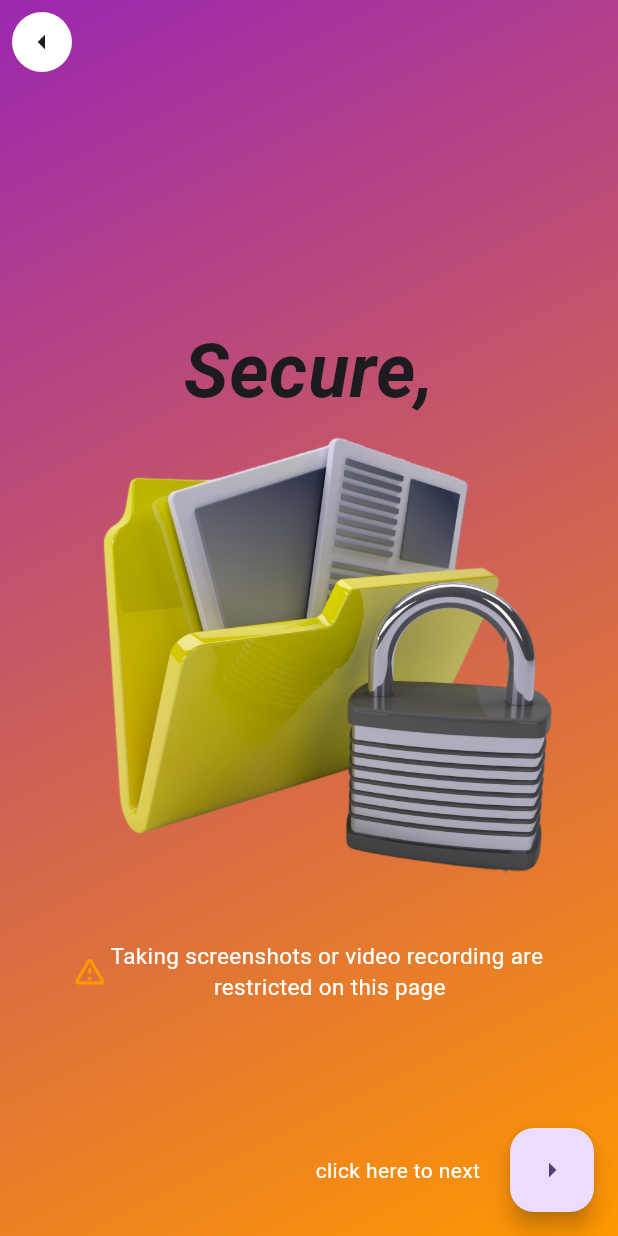
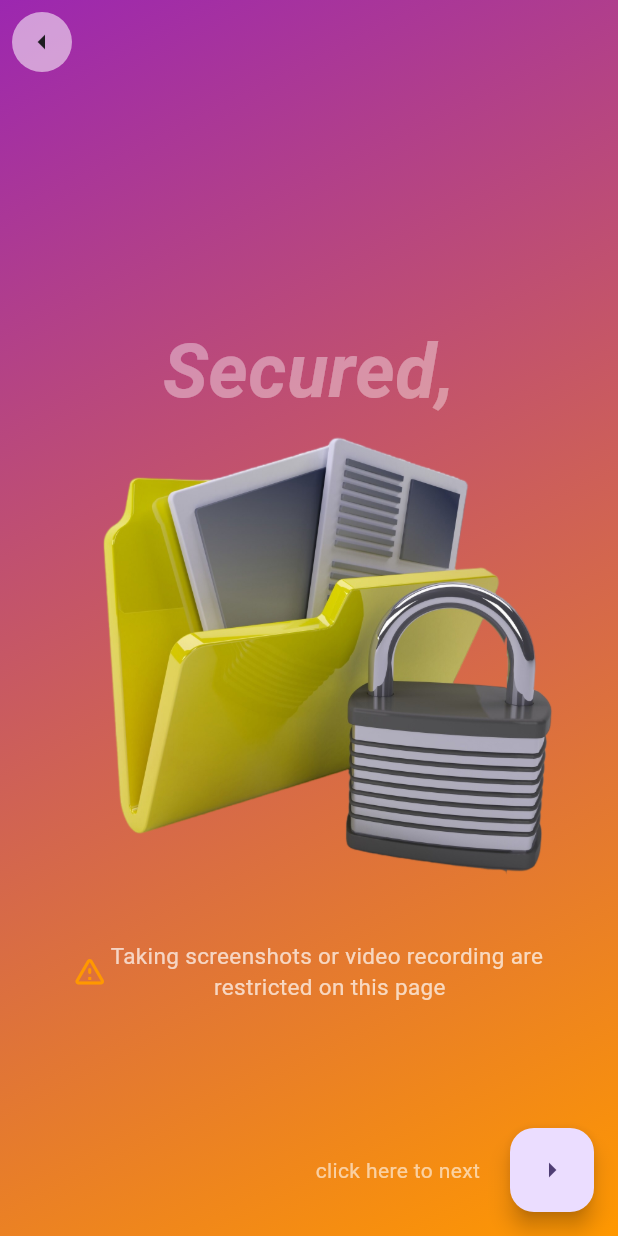
Before and after one commit to mhdfaizal03/gotech_repo, a Flutter app: the screen it shows after launch, after a tap on the "arrow right" icon, on a phone screen of 412 x 824 dp. Run offline on Flutter 3.47's test engine with Material 3 defaults, Android fonts, the phone set to English and light mode, and no system bars; our stand-ins replace get, smooth_page_indicator; missing offline and left inert: flutter_windowmanager.

Commit message:
third commit

```diff
--- a/lib/appbar.dart
+++ b/lib/appbar.dart
@@ -2,17 +2,18 @@ import 'package:flutter/material.dart';
 import 'package:get/get.dart';
 
 class AppBarWidget extends StatelessWidget {
-  const AppBarWidget({super.key});
+  Function() onTap;
+  AppBarWidget({super.key, required this.onTap});
 
   @override
   Widget build(BuildContext context) {
     return Padding(
       padding: const EdgeInsets.all(8.0),
       child: GestureDetector(
-        onTap: () => Get.back(),
+        onTap: onTap,
         child: Container(
           decoration: const BoxDecoration(
-            color: Colors.white,
+            color: Colors.white54,
             shape: BoxShape.circle,
           ),
           child: const Icon(Icons.arrow_left),
--- a/lib/decoration.dart
+++ b/lib/decoration.dart
@@ -1,8 +1,8 @@
 import 'package:flutter/material.dart';
 
-class InitBackground extends StatelessWidget {
+class StartBackgroundColor extends StatelessWidget {
   Widget child;
-  InitBackground({super.key, required this.child});
+  StartBackgroundColor({super.key, required this.child});
 
   @override
   Widget build(BuildContext context) {
--- /dev/null
+++ b/lib/nextpage_button.dart
@@ -0,0 +1,27 @@
+import 'package:flutter/material.dart';
+
+class NextPageButton extends StatelessWidget {
+  String navigateText;
+  Function() goto;
+  NextPageButton({super.key, required this.goto, required this.navigateText});
+
+  @override
+  Widget build(BuildContext context) {
+    return Row(
+      mainAxisAlignment: MainAxisAlignment.end,
+      children: [
+        Text(
+          navigateText,
+          style: const TextStyle(color: Colors.white60),
+        ),
+        const SizedBox(
+          width: 20,
+        ),
+        FloatingActionButton(
+          onPressed: goto,
+          child: const Icon(Icons.arrow_right),
+        ),
+      ],
+    );
+  }
+}
--- a/lib/pages/Page_2.dart
+++ b/lib/pages/Page_2.dart
@@ -3,6 +3,7 @@ import 'package:flutter_windowmanager/flutter_windowmanager.dart';
 import 'package:get/get.dart';
 import 'package:gotech_app/appbar.dart';
 import 'package:gotech_app/decoration.dart';
+import 'package:gotech_app/nextpage_button.dart';
 import 'package:gotech_app/pages/page_3.dart';
 
 class Page2 extends StatefulWidget {
@@ -18,50 +19,42 @@ class _Page2State extends State<Page2> {
   @override
   void initState() {
     // TODO: implement initState
+    FlutterWindowManager.addFlags(FlutterWindowManager.FLAG_SECURE);
     super.initState();
-    FlutterWindowManager.addFlags(FlutterWindowManager.FLAG_SECURE);
   }
 
   @override
   Widget build(BuildContext context) {
-    return InitBackground(
+    return StartBackgroundColor(
       child: Scaffold(
-        floatingActionButton: Row(
-          mainAxisAlignment: MainAxisAlignment.end,
-          children: [
-            const Text(
-              'click here to next',
-              style: TextStyle(color: Colors.white),
-            ),
-            const SizedBox(
-              width: 20,
-            ),
-            FloatingActionButton(
-              onPressed: () {
-                Get.to(() => const Page3(), transition: Transition.cupertino);
-              },
-              child: const Icon(Icons.arrow_right),
-            ),
-          ],
-        ),
+        floatingActionButton: NextPageButton(
+            goto: () {
+              FlutterWindowManager.clearFlags(FlutterWindowManager.FLAG_SECURE);
+              Get.to(() => const Page3(), transition: Transition.cupertino);
+            },
+            navigateText: 'click here to next'),
         appBar: AppBar(
           backgroundColor: Colors.transparent,
-          leading: const AppBarWidget(),
+          leading: AppBarWidget(
+            onTap: () => Get.back(),
+          ),
         ),
         backgroundColor: Colors.transparent,
         body: Column(
           mainAxisAlignment: MainAxisAlignment.center,
           children: [
             const Text(
-              'Secure,',
+              'Secured,',
               style: TextStyle(
                   fontSize: 50,
+                  color: Colors.white38,
                   fontWeight: FontWeight.bold,
                   fontStyle: FontStyle.italic),
             ),
             Container(
               child: Image.asset(
                 'assets/page2.png',
+                width: MediaQuery.of(context).size.width * 5,
               ),
             ),
             const Row(
@@ -74,7 +67,7 @@ class _Page2State extends State<Page2> {
                 Text(
                   'Taking screenshots or video recording are \n restricted on this page',
                   textAlign: TextAlign.center,
-                  style: TextStyle(color: Colors.white, fontSize: 15),
+                  style: TextStyle(color: Colors.white70, fontSize: 15),
                 ),
               ],
             )
@@ -87,7 +80,8 @@ class _Page2State extends State<Page2> {
   @override
   void dispose() {
     // TODO: implement dispose
+
+    FlutterWindowManager.clearFlags(FlutterWindowManager.FLAG_SECURE);
     super.dispose();
-    FlutterWindowManager.clearFlags(FlutterWindowManager.FLAG_SECURE);
   }
 }
--- a/lib/pages/page_1.dart
+++ b/lib/pages/page_1.dart
@@ -1,6 +1,7 @@
 import 'package:flutter/material.dart';
 import 'package:get/get.dart';
 import 'package:gotech_app/decoration.dart';
+import 'package:gotech_app/nextpage_button.dart';
 import 'package:gotech_app/pages/Page_2.dart';
 
 class Page1 extends StatefulWidget {
@@ -15,26 +16,12 @@ class Page1 extends StatefulWidget {
 class _Page1State extends State<Page1> {
   @override
   Widget build(BuildContext context) {
-    return InitBackground(
+    return StartBackgroundColor(
       child: Scaffold(
-        floatingActionButton: Row(
-          mainAxisAlignment: MainAxisAlignment.end,
-          children: [
-            const Text(
-              'click here to next',
-              style: TextStyle(color: Colors.white),
-            ),
-            const SizedBox(
-              width: 20,
-            ),
-            FloatingActionButton(
-              onPressed: () {
-                Get.to(() => const Page2(), transition: Transition.cupertino);
-              },
-              child: const Icon(Icons.arrow_right),
-            ),
-          ],
-        ),
+        floatingActionButton: NextPageButton(
+            goto: () =>
+                Get.to(() => const Page2(), transition: Transition.cupertino),
+            navigateText: 'click here to next'),
         backgroundColor: Colors.transparent,
         body: Column(
           mainAxisAlignment: MainAxisAlignment.center,
@@ -43,6 +30,7 @@ class _Page1State extends State<Page1> {
               'Hi everyone,',
               style: TextStyle(
                   fontSize: 50,
+                  color: Colors.white38,
                   fontWeight: FontWeight.bold,
                   fontStyle: FontStyle.italic),
             ),
```
Also changed, not shown: lib/pages/page_3.dart (+27 -18 lines).
